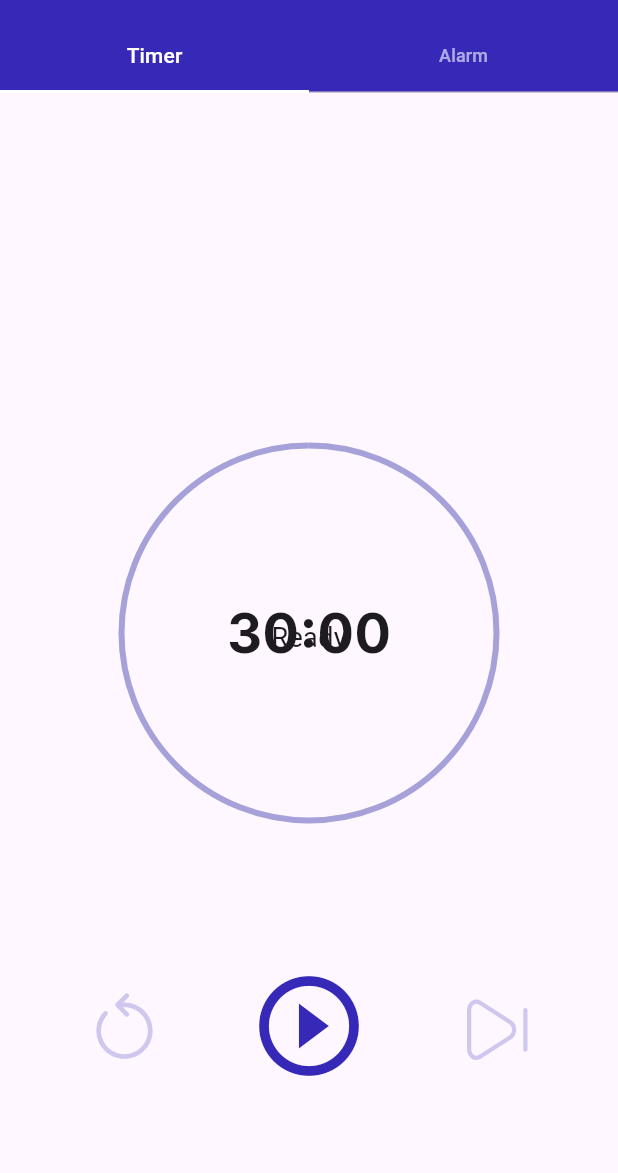
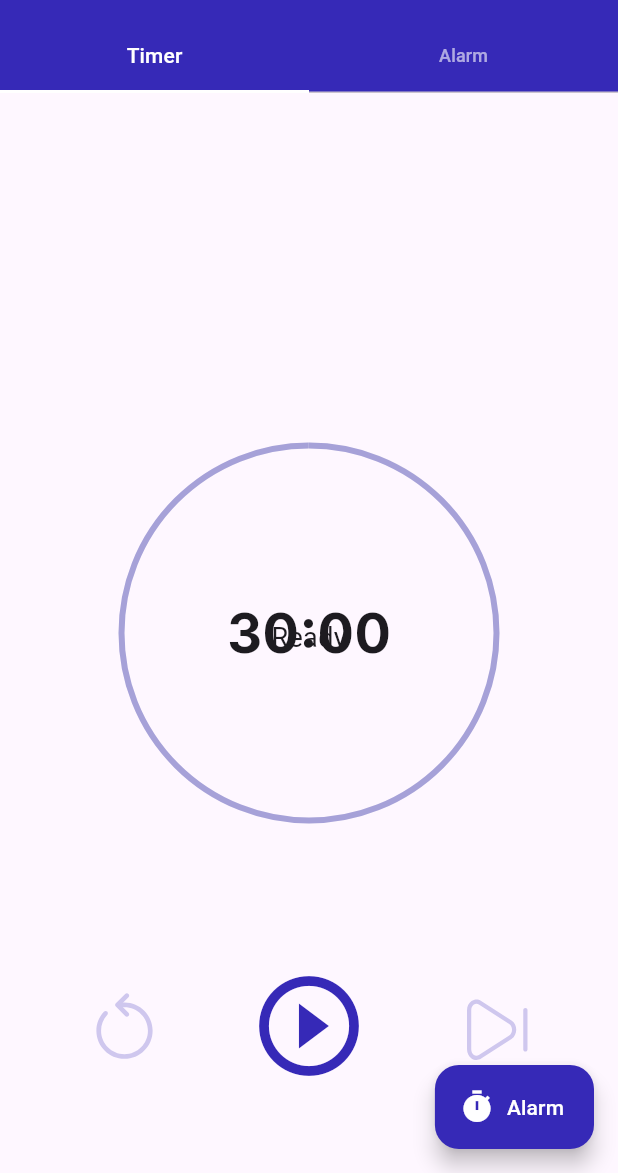
Before and after one commit to rinkimhong4/BalanceApp, a Flutter app: the TimerScreen screen opened directly, on a phone screen of 412 x 824 dp, the part 63-1236 px from its top. Run offline on Flutter 3.47's test engine with Material 3 defaults, Android fonts, the phone set to English and light mode, and no system bars; our stand-ins replace flutter_svg, google_fonts.

Commit message:
update alarm add FloatingActionButton

```diff
--- a/lib/pages/timer.dart
+++ b/lib/pages/timer.dart
@@ -9,9 +9,22 @@ class TimerScreen extends StatelessWidget {
   Widget build(BuildContext context) {
     return DefaultTabController(
       length: 2,
-      child: Scaffold(appBar: _appBar, body: _buildBodyApp(context)),
+      child: Scaffold(
+        appBar: _appBar,
+        body: _buildBodyApp(context),
+        floatingActionButton: _buildFloatingActionButton(context),
+      ),
     );
   }
+}
+
+Widget _buildFloatingActionButton(BuildContext context) {
+  return FloatingActionButton.extended(
+    backgroundColor: primaryColor,
+    onPressed: () {},
+    label: const Text('Alarm', style: TextStyle(color: Colors.white)),
+    icon: const Icon(Icons.timer, color: Colors.white),
+  );
 }
 
 const Color primaryColor = Color(0xFF3629B7);
```
